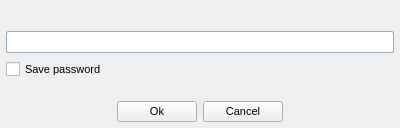
itds-consulting/yate, file share/skins/default/inputpwd.ui: the form before one commit.
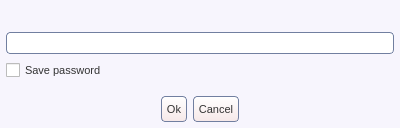
The form after the commit. Icons and pictures are not drawn.

Commit message: Moved channel control buttons to channel item in channels list. Conference and transfer are now done from master channel and shown in its item in channels list. Changed user interface colors and shapes.

Diff of the .ui file:
```diff
--- a/share/skins/default/inputpwd.ui
+++ b/share/skins/default/inputpwd.ui
@@ -37,15 +37,88 @@
    <iconset>user.png</iconset>
   </property>
   <property name="styleSheet" >
-   <string>QWidget {font-size: 11px; color: black;}&#xd;
-QWidget#inputdialog{background-color: #e0dfe3;}&#xd;
-QLineEdit {&#xd;
-  font-size: 12px;&#xd;
-  background: none;&#xd;
-  border: 1px solid #97acbc;&#xd;
-  border-radius: 2px;&#xd;
-}&#xd;
-QLabel {background: none;}&#xd;
+   <string>QWidget#inputpwd {
+  background:#f7f5fd;
+}
+QLineEdit {
+  color:#333333;
+  border: 1px solid #717fa0;
+  border-radius: 4px;
+}
+QAbstractButton { font-size: 11px; color: #333333; }
+QToolButton {
+  border: 1px solid #717fa0;
+  border-radius: 4px;
+  background: qlineargradient(x1: 0, y1: 0, x2: 0, y2: 1, stop: 0 #ffffff, stop: 1 #f6e8e8);
+}
+QToolButton:hover { background: qlineargradient(x1: 0, y1: 0, x2: 0, y2: 1, stop: 0 #ffffff, stop: 1 #f9f3f3); }
+QToolButton:pressed { background: qlineargradient(x1: 0, y1: 0, x2: 0, y2: 1, stop: 0 #f6e8e8, stop: 1 #ffffff); }
+QPushButton {
+  border: 1px solid #717fa0;
+  border-radius: 4px;
+  background: qlineargradient(x1: 0, y1: 0, x2: 0, y2: 1, stop: 0 #ffffff, stop: 1 #f6e8e8);
+}
+QPushButton:hover { background: qlineargradient(x1: 0, y1: 0, x2: 0, y2: 1, stop: 0 #ffffff, stop: 1 #f9f3f3); }
+QPushButton:pressed { background: qlineargradient(x1: 0, y1: 0, x2: 0, y2: 1, stop: 0 #f6e8e8, stop: 1 #ffffff); }
+QComboBox::down-arrow { image: url(cb_arrow.png); }
+QComboBox::down-arrow:on { top: 1px; left: 1px; }
+QComboBox {
+  padding-left: 2px;
+  padding-right: 25px;
+  border: 1px solid #717fa0;
+  border-radius: 4px;
+}
+QComboBox::drop-down {
+  width: 22px;
+  border-left: 1px solid #717fa0;
+}
+QCheckBox::indicator:checked { image: url(checkbox_on.png); }
+QCheckBox::indicator:unchecked { image: url(checkbox_off.png); }
+QRadioButton::indicator:checked { image: url(radio_on.png); }
+QRadioButton::indicator:unchecked { image: url(radio_off.png); }
+QScrollBar { border: 1px solid #717fa0; background: white; }
+QScrollBar::handle {
+  background: qlineargradient(x1: 0, y1: 0, x2: 0, y2: 1, stop: 0 #ffffff, stop: 1 #f6e8e8);
+  border: 1px solid #717fa0;
+}
+QScrollBar:vertical {
+  width: 14px;
+  margin: 16px 0px 16px 0px;
+  border-top: 0px;
+  border-bottom: 0px;
+  border-right: 0px;
+}
+QScrollBar:horizontal {
+  height: 14px;
+  margin: 0px 16px 0px 16px;
+  border-left: 0px;
+  border-right: 0px;
+  border-bottom: 0px;
+}
+QScrollBar::add-line {
+  height: 13px;
+  width: 13px;
+  border: 1px solid #717fa0;
+  subcontrol-origin: margin;
+  background: qlineargradient(x1: 0, y1: 0, x2: 0, y2: 1, stop: 0 #ffffff, stop: 1 #f6e8e8);
+}
+QScrollBar::sub-line {
+  height: 13px;
+  width: 13px;
+  border: 1px solid #717fa0;
+  subcontrol-origin: margin;
+  background: qlineargradient(x1: 0, y1: 0, x2: 0, y2: 1, stop: 0 #ffffff, stop: 1 #f6e8e8);
+}
+QScrollBar::handle:vertical { border-left: 0px; border-right: 0px; }
+QScrollBar::handle:horizontal { border-top: 0px; border-bottom: 0px; }
+QScrollBar::add-line:vertical { subcontrol-position: bottom; image: url(scroll_down.png); height: 14px; }
+QScrollBar::sub-line:vertical { subcontrol-position: top; image: url(scroll_up.png); height: 14px; }
+QScrollBar::add-line:horizontal { subcontrol-position: right; image: url(scroll_right.png); width: 14px; }
+QScrollBar::sub-line:horizontal { subcontrol-position: left; image: url(scroll_left.png); width: 14px; }
+QScrollBar::up-arrow:pressed { border: 1px solid #717fa0; }
+QScrollBar::down-arrow:pressed { border: 1px solid #717fa0; }
+QScrollBar::left-arrow:pressed { border: 1px solid #717fa0; }
+QScrollBar::right-arrow:pressed { border: 1px solid #717fa0; }
 </string>
   </property>
   <property name="_yate_windowflags" stdset="0" >
@@ -168,7 +241,25 @@
       </spacer>
      </item>
      <item>
-      <widget class="QPushButton" name="ok" >
+      <widget class="QToolButton" name="ok" >
+       <property name="sizePolicy" >
+        <sizepolicy vsizetype="Fixed" hsizetype="Minimum" >
+         <horstretch>0</horstretch>
+         <verstretch>0</verstretch>
+        </sizepolicy>
+       </property>
+       <property name="minimumSize" >
+        <size>
+         <width>0</width>
+         <height>26</height>
+        </size>
+       </property>
+       <property name="maximumSize" >
+        <size>
+         <width>16777215</width>
+         <height>26</height>
+        </size>
+       </property>
        <property name="text" >
         <string>Ok</string>
        </property>
@@ -178,10 +269,40 @@
        <property name="shortcut" >
         <string>Return</string>
        </property>
+       <property name="toolButtonStyle" >
+        <enum>Qt::ToolButtonTextBesideIcon</enum>
+       </property>
+       <property name="_yate_normal_icon" stdset="0" >
+        <string>ok.png</string>
+       </property>
+       <property name="_yate_pressed_icon" stdset="0" >
+        <string>ok_pressed.png</string>
+       </property>
+       <property name="_yate_hover_icon" stdset="0" >
+        <string>ok_hover.png</string>
+       </property>
       </widget>
      </item>
      <item>
-      <widget class="QPushButton" name="button_hide" >
+      <widget class="QToolButton" name="button_hide" >
+       <property name="sizePolicy" >
+        <sizepolicy vsizetype="Fixed" hsizetype="Minimum" >
+         <horstretch>0</horstretch>
+         <verstretch>0</verstretch>
+        </sizepolicy>
+       </property>
+       <property name="minimumSize" >
+        <size>
+         <width>0</width>
+         <height>26</height>
+        </size>
+       </property>
+       <property name="maximumSize" >
+        <size>
+         <width>16777215</width>
+         <height>26</height>
+        </size>
+       </property>
        <property name="text" >
         <string>Cancel</string>
        </property>
@@ -191,6 +312,18 @@
        <property name="shortcut" >
         <string>Esc</string>
        </property>
+       <property name="toolButtonStyle" >
+        <enum>Qt::ToolButtonTextBesideIcon</enum>
+       </property>
+       <property name="_yate_normal_icon" stdset="0" >
+        <string>cancel.png</string>
+       </property>
+       <property name="_yate_pressed_icon" stdset="0" >
+        <string>cancel_pressed.png</string>
+       </property>
+       <property name="_yate_hover_icon" stdset="0" >
+        <string>cancel_hover.png</string>
+       </property>
       </widget>
      </item>
      <item>
```
Left out of the diff: 2 changed lines with no effect on the pictures. The commit also changes 200 other files.
